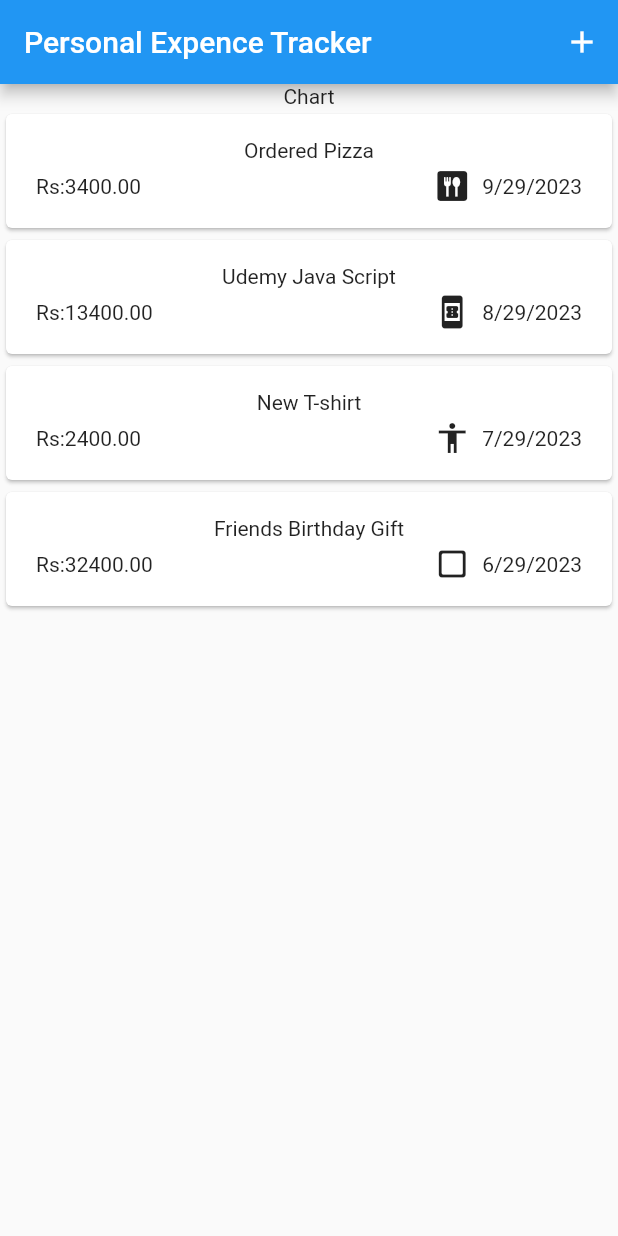
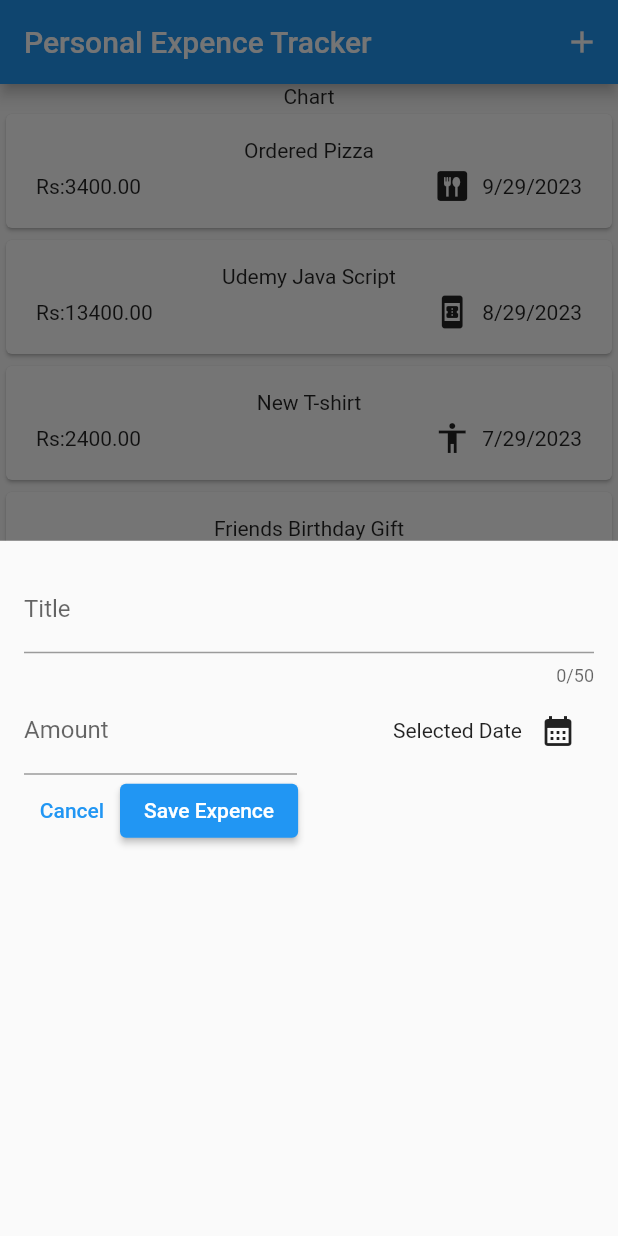
Before and after one commit to AslamJiffry/pet, a Flutter app: the screen it shows after launch, after a tap on the "add" icon, on a phone screen of 412 x 824 dp. Run offline on Flutter 3.47's test engine with Material 2 defaults, Android fonts, the phone set to English and light mode, and no system bars.

Commit message:
Add Expences Overlay

```diff
--- /dev/null
+++ b/lib/src/widgets/add_expence.dart
@@ -0,0 +1,101 @@
+import 'package:flutter/material.dart';
+
+class AddExpence extends StatefulWidget {
+  const AddExpence({super.key});
+
+  @override
+  State<AddExpence> createState() {
+    return _AddExpenseState();
+  }
+}
+
+class _AddExpenseState extends State<AddExpence> {
+  final _titleController = TextEditingController();
+  final _amountController = TextEditingController();
+
+  @override
+  void dispose() {
+    _titleController.dispose();
+    _amountController.dispose();
+    super.dispose();
+  }
+
+  void _loadDatePicker() {
+    final current = DateTime.now();
+    final initialDate = DateTime(current.year - 1, current.month, current.day);
+    final lastDate = current;
+    print('insideDatePicker');
+    showDatePicker(
+        context: context,
+        initialDate: current,
+        firstDate: initialDate,
+        lastDate: lastDate);
+    print('aftershowDatePicker');
+  }
+
+  @override
+  Widget build(BuildContext context) {
+    return Padding(
+      padding: const EdgeInsets.all(16),
+      child: Column(
+        children: [
+          TextField(
+            controller: _titleController,
+            maxLength: 50,
+            decoration: const InputDecoration(
+              label: Text('Title'),
+            ),
+          ),
+          Row(
+            children: [
+              Expanded(
+                child: TextField(
+                  controller: _amountController,
+                  keyboardType: TextInputType.number,
+                  decoration: const InputDecoration(
+                    prefixText: 'Rs:',
+                    label: Text('Amount'),
+                  ),
+                ),
+              ),
+              const SizedBox(
+                width: 16,
+              ),
+              Expanded(
+                  child: Row(
+                mainAxisAlignment: MainAxisAlignment.end,
+                crossAxisAlignment: CrossAxisAlignment.center,
+                children: [
+                  const Text('Selected Date'),
+                  IconButton(
+                    onPressed: _loadDatePicker,
+                    icon: const Icon(
+                      Icons.calendar_month,
+                    ),
+                  ),
+                ],
+              )),
+            ],
+          ),
+          Row(
+            children: [
+              TextButton(
+                onPressed: () {
+                  Navigator.pop(context);
+                },
+                child: const Text('Cancel'),
+              ),
+              ElevatedButton(
+                onPressed: () {
+                  print(_titleController.text);
+                  print(_amountController.text);
+                },
+                child: const Text('Save Expence'),
+              )
+            ],
+          ),
+        ],
+      ),
+    );
+  }
+}
--- a/lib/src/widgets/expenses.dart
+++ b/lib/src/widgets/expenses.dart
@@ -1,5 +1,6 @@
 import 'package:flutter/material.dart';
 import 'package:pet/src/enums/category_enum.dart';
+import 'package:pet/src/widgets/add_expence.dart';
 import 'package:pet/src/widgets/expences_list/expences_list.dart';
 import 'package:pet/src/models/expence.dart';
 
@@ -36,6 +37,13 @@ class _ExpencesState extends State<Expences> {
         category: Category.gift),
   ];
 
+  void _openAddExpensesOverlay() {
+    showModalBottomSheet(
+      context: context,
+      builder: (ctx) => const AddExpence(),
+    );
+  }
+
   @override
   Widget build(BuildContext buildContext) {
     return Scaffold(
@@ -43,7 +51,7 @@ class _ExpencesState extends State<Expences> {
         title: const Text("Personal Expence Tracker"),
         actions: [
           IconButton(
-            onPressed: () {},
+            onPressed: _openAddExpensesOverlay,
             icon: const Icon(Icons.add),
           ),
         ],
```
